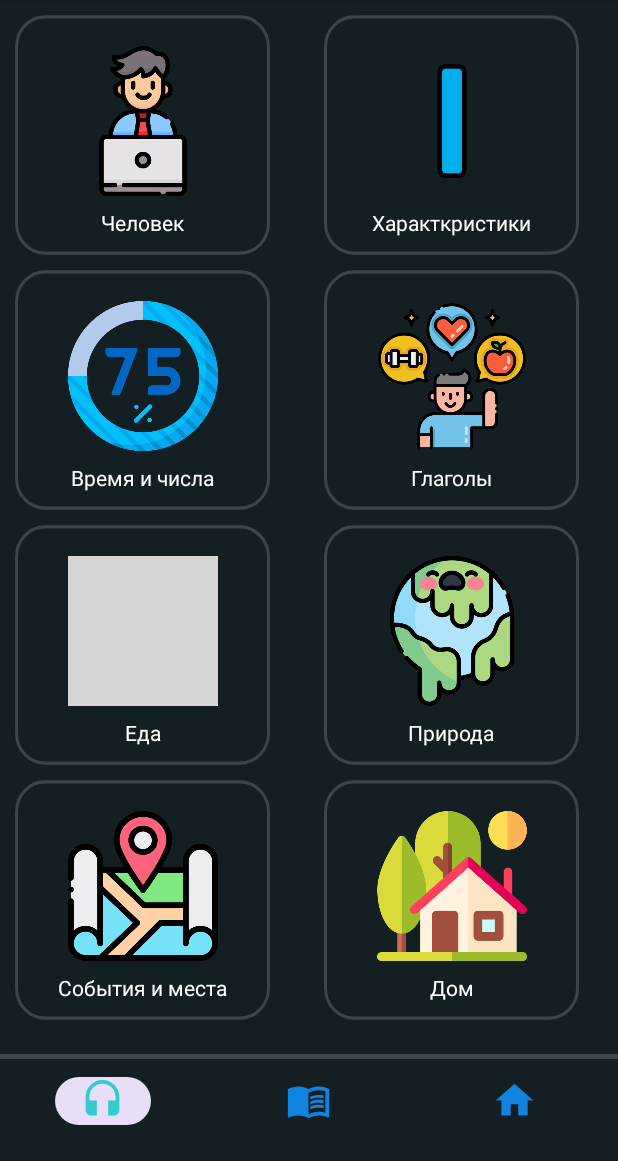
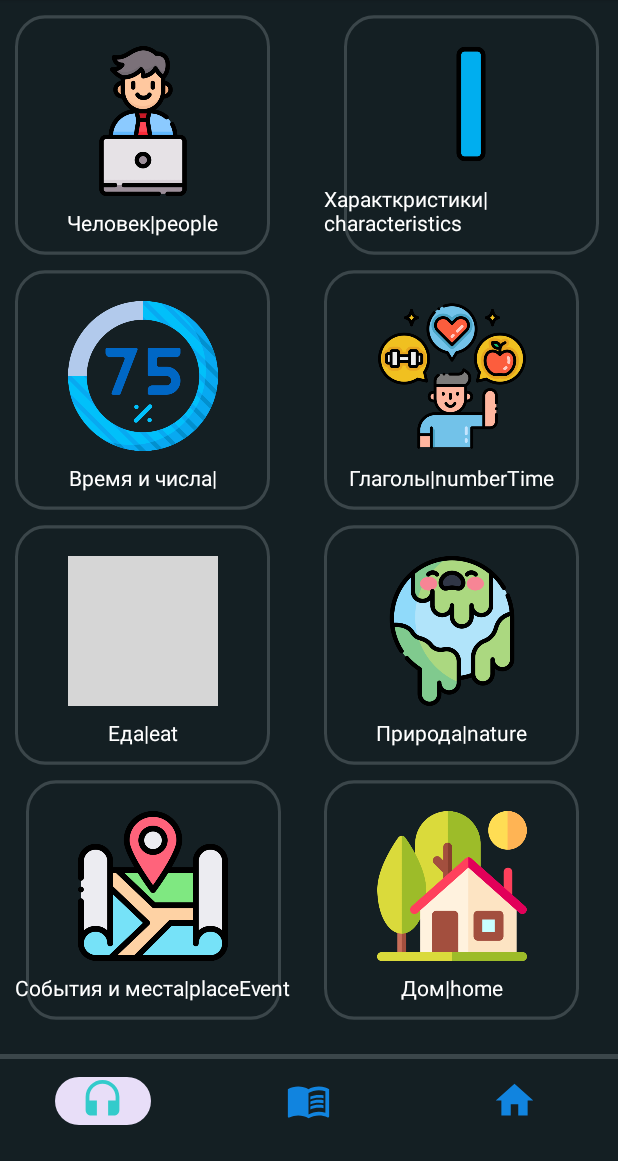
Before and after one commit to Starkilk/thWords, an Android app: the screen it shows after launch (MainActivity), on a phone screen of 412 x 824 dp, the part 75-1236 px from its top. Run offline under Robolectric (Android 15) with nearby library versions, the phone set to English and light mode, and no system bars; libraries missing offline, so code that uses them is left out: pl.droidsonroids.gif; grey boxes are pictures that could not be loaded.

Commit message:
пытаюсь сделать логику категорий и подкатегорий

```diff
--- a/app/build.gradle
+++ b/app/build.gradle
@@ -38,6 +38,7 @@ android {
 
 dependencies {
 
+    implementation 'androidx.fragment:fragment-ktx:1.6.1'
     implementation 'pl.droidsonroids.gif:android-gif-drawable:1.2.23'
     implementation 'androidx.core:core-ktx:1.8.0'
     implementation 'androidx.appcompat:appcompat:1.6.1'
--- a/app/src/main/java/com/pasha_yarik/mobileappthwords/adapters/CategoryModel.kt
+++ b/app/src/main/java/com/pasha_yarik/mobileappthwords/adapters/CategoryModel.kt
@@ -2,5 +2,6 @@ package com.pasha_yarik.mobileappthwords.adapters
 
 data class CategoryModel(
     var nameCategory: String,
-    var imageCategory: Int
+    var imageCategory: Int,
+    var arrayName:String
 )
--- a/app/src/main/java/com/pasha_yarik/mobileappthwords/fragments/Learn1Fragment.kt
+++ b/app/src/main/java/com/pasha_yarik/mobileappthwords/fragments/Learn1Fragment.kt
@@ -6,6 +6,7 @@ import android.view.LayoutInflater
 import android.view.View
 import android.view.ViewGroup
 import androidx.appcompat.app.AppCompatActivity
+import androidx.fragment.app.activityViewModels
 import androidx.recyclerview.widget.GridLayoutManager
 import androidx.recyclerview.widget.LinearLayoutManager
 import com.pasha_yarik.mobileappthwords.MainActivity
@@ -17,10 +18,12 @@ import com.pasha_yarik.mobileappthwords.adapters.WordsModel
 import com.pasha_yarik.mobileappthwords.databinding.FragmentLearn1Binding
 import com.pasha_yarik.mobileappthwords.databinding.FragmentLearnListBinding
 import com.pasha_yarik.mobileappthwords.utils.FragmentManager
+import com.pasha_yarik.mobileappthwords.utils.MainViewModel
 
 
 class Learn1Fragment : Fragment(), CategoryAdapter.Listener {
     private lateinit var binding: FragmentLearn1Binding
+    private val model: MainViewModel by activityViewModels()
 
     private val imageIdList = listOf(//лист с нашими изображениями
         R.drawable.free_icon_employee_2553157,
@@ -52,9 +55,11 @@ class Learn1Fragment : Fragment(), CategoryAdapter.Listener {
     //заполнение массива данными
     private fun fillCategoryArray():ArrayList<CategoryModel>{
         val tempArray = ArrayList<CategoryModel>()
-        resources.getStringArray(R.array.categorii).forEachIndexed() {index, element->
-
-            tempArray.add(CategoryModel(element,imageIdList[index]))
+        val array = resources.getStringArray(R.array.categorii)
+        array.forEachIndexed() {index, element->
+            val words = array[index]
+            val wordsArray = words.split("|")
+            tempArray.add(CategoryModel(element,imageIdList[index],wordsArray[1]))
 
         }
         return tempArray
@@ -68,12 +73,20 @@ class Learn1Fragment : Fragment(), CategoryAdapter.Listener {
         adapter.submitList(fillCategoryArray())
     }
 
+    private fun nameArray(category: CategoryModel){
+        val tempList = ArrayList<WordsModel>()
+        val nameArr = category.nameCategory
+
+        model.mutableListWords.value = nameArr
+    }
+
     companion object {
         @JvmStatic
         fun newInstance() = Learn1Fragment()
     }
 
     override fun onClick(category: CategoryModel) {
+        nameArray(category)
         requireActivity().supportFragmentManager.beginTransaction().replace(R.id.placeHolder,LearnListFragment.newInstance()).commit()
     }
 }
--- a/app/src/main/res/values/category_array_p.xml
+++ b/app/src/main/res/values/category_array_p.xml
@@ -1,13 +1,13 @@
 <?xml version="1.0" encoding="utf-8"?>
 <resources>
     <string-array name="categorii">
-        <item>Человек</item>
-        <item>Характкристики</item>
-        <item>Время и числа</item>
-        <item>Глаголы</item>
-        <item>Еда</item>
-        <item>Природа</item>
-        <item>События и места</item>
-        <item>Дом</item>
+        <item>Человек|people</item>
+        <item>Характкристики|characteristics</item>
+        <item>Время и числа|</item>
+        <item>Глаголы|numberTime</item>
+        <item>Еда|eat</item>
+        <item>Природа|nature</item>
+        <item>События и места|placeEvent</item>
+        <item>Дом|home</item>
     </string-array>
 </resources>
```
Also changed, not shown: app/src/main/java/com/pasha_yarik/mobileappthwords/fragments/LearnListFragment.kt (+10 -3 lines), app/src/main/java/com/pasha_yarik/mobileappthwords/utils/MainViewModel.kt (added, +8 -0 lines).
